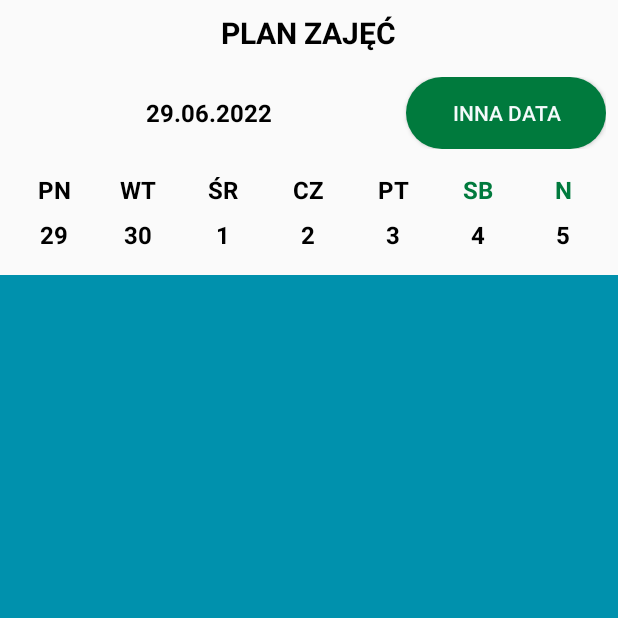
After one commit to Nihon13/PrzUsosLite, an Android app: the ScheduleActivity screen opened directly, with no data from a screen before it, on a phone screen of 412 x 824 dp, the top half of it. The commit adds this screen. Run offline under Robolectric (Android 15) with nearby library versions, the phone set to English and light mode, and no system bars.

Commit message:
Added Schedule Activity

```diff
--- a/app/src/main/AndroidManifest.xml
+++ b/app/src/main/AndroidManifest.xml
@@ -28,6 +28,9 @@
             </intent-filter>
         </activity>
 
+        <activity android:name=".ScheduleActivity"
+            android:exported="false"/>
+
         <meta-data
             android:name="preloaded_fonts"
             android:resource="@array/preloaded_fonts" />
--- a/app/src/main/java/com/nihon/przusoslite/HomeActivity.java
+++ b/app/src/main/java/com/nihon/przusoslite/HomeActivity.java
@@ -1,7 +1,9 @@
 package com.nihon.przusoslite;
 
 import androidx.appcompat.app.AppCompatActivity;
+import androidx.cardview.widget.CardView;
 
+import android.content.Intent;
 import android.os.Bundle;
 import android.widget.ImageView;
 
@@ -10,6 +12,7 @@ import com.squareup.picasso.Picasso;
 public class HomeActivity extends AppCompatActivity
 {
     ImageView imageView;
+    CardView scheduleCV;
 
     @Override
     protected void onCreate(Bundle savedInstanceState)
@@ -22,6 +25,9 @@ public class HomeActivity extends AppCompatActivity
         }
 
         imageView = findViewById(R.id.photo);
+        scheduleCV = findViewById(R.id.scheduleCard);
+
+        scheduleCV.setOnClickListener(v -> goToSchedule());
 
         String url = "";
 
@@ -30,4 +36,10 @@ public class HomeActivity extends AppCompatActivity
             Picasso.get().load(url).placeholder(R.drawable.ic_baseline_face_24).resize(100,100).centerCrop().into(imageView);
         }
     }
+
+    private void goToSchedule()
+    {
+        Intent intent = new Intent(this, ScheduleActivity.class);
+        startActivity(intent);
+    }
 }
--- /dev/null
+++ b/app/src/main/java/com/nihon/przusoslite/ScheduleActivity.java
@@ -0,0 +1,81 @@
+package com.nihon.przusoslite;
+
+import android.app.DatePickerDialog;
+import android.os.Bundle;
+import android.widget.Button;
+import android.widget.DatePicker;
+import android.widget.TextView;
+
+import androidx.appcompat.app.AppCompatActivity;
+
+import java.text.SimpleDateFormat;
+import java.util.Calendar;
+
+public class ScheduleActivity extends AppCompatActivity
+{
+    private TextView[] days = new TextView[7];
+    private TextView currentDate;
+    private Button changeDateButton;
+
+    private DatePickerDialog datePickerDialog;
+    private Calendar calendar;
+
+    @Override
+    protected void onCreate(Bundle savedInstanceState)
+    {
+        super.onCreate(savedInstanceState);
+        setContentView(R.layout.activity_schedule);
+
+        if (getSupportActionBar() != null) {
+            getSupportActionBar().hide();
+        }
+
+        days[0] = findViewById(R.id.day_1);
+        days[1] = findViewById(R.id.day_2);
+        days[2] = findViewById(R.id.day_3);
+        days[3] = findViewById(R.id.day_4);
+        days[4] = findViewById(R.id.day_5);
+        days[5] = findViewById(R.id.day_6);
+        days[6] = findViewById(R.id.day_7);
+
+        calendar = Calendar.getInstance();
+
+        currentDate = findViewById(R.id.currentDateText);
+        changeDateButton = findViewById(R.id.changeDateButton);
+
+        changeDateButton.setOnClickListener(v -> initDatePicker());
+
+        setDays(calendar);
+    }
+
+    private void initDatePicker()
+    {
+        DatePickerDialog.OnDateSetListener dateSetListener = (view, year, month, day) ->
+        {
+            calendar.set(year, month, day);
+            setDays(calendar);
+        };
+
+        int year = calendar.get(Calendar.YEAR);
+        int month = calendar.get(Calendar.MONTH);
+        int day = calendar.get(Calendar.DAY_OF_MONTH);
+
+        datePickerDialog = new DatePickerDialog(this, dateSetListener, year, month, day);
+        datePickerDialog.show();
+    }
+
+    private void setDays(Calendar calendar)
+    {
+        SimpleDateFormat sdf = new SimpleDateFormat("dd.MM.yyyy");
+        String text = sdf.format(calendar.getTime());
+
+        currentDate.setText(text);
+
+        for (int i = 0; i < 7; i++)
+        {
+            days[i].setText(new SimpleDateFormat("d").format(calendar.getTime()));
+            calendar.add(Calendar.DAY_OF_MONTH, 1);
+        }
+    }
+
+}
--- a/app/src/main/res/layout/activity_home.xml
+++ b/app/src/main/res/layout/activity_home.xml
@@ -80,6 +80,7 @@
                 app:layout_constraintTop_toTopOf="parent">
 
                 <androidx.cardview.widget.CardView
+                    android:id="@+id/scheduleCard"
                     android:layout_width="0dp"
                     android:layout_height="match_parent"
                     android:layout_margin="16dp"
--- /dev/null
+++ b/app/src/main/res/layout/activity_schedule.xml
@@ -0,0 +1,241 @@
+<?xml version="1.0" encoding="utf-8"?>
+<androidx.constraintlayout.widget.ConstraintLayout xmlns:android="http://schemas.android.com/apk/res/android"
+    xmlns:app="http://schemas.android.com/apk/res-auto"
+    xmlns:tools="http://schemas.android.com/tools"
+    android:layout_width="match_parent"
+    android:layout_height="match_parent">
+
+    <TextView
+        android:id="@+id/scheduleTitle"
+        android:layout_width="wrap_content"
+        android:layout_height="wrap_content"
+        android:text="@string/schedule"
+        app:layout_constraintEnd_toEndOf="parent"
+        app:layout_constraintStart_toStartOf="parent"
+        app:layout_constraintTop_toTopOf="parent"
+        android:textColor="@color/black"
+        android:textSize="20sp"
+        android:textStyle="bold"
+        android:textAllCaps="true"
+        android:padding="8dp"
+        />
+
+    <LinearLayout
+        android:id="@+id/currentDate"
+        android:layout_width="0dp"
+        android:layout_height="wrap_content"
+        android:gravity="center"
+        android:orientation="horizontal"
+        app:layout_constraintEnd_toEndOf="parent"
+        app:layout_constraintStart_toStartOf="parent"
+        app:layout_constraintTop_toBottomOf="@id/scheduleTitle"
+        android:padding="8dp">
+
+        <TextView
+            android:id="@+id/currentDateText"
+            android:layout_width="wrap_content"
+            android:layout_height="wrap_content"
+            android:layout_weight="1"
+            android:text="00.00.0000"
+            android:textColor="@color/black"
+            android:textSize="16sp"
+            android:textStyle="bold"
+            android:textAlignment="center" />
+
+        <Button
+            android:id="@+id/changeDateButton"
+            android:layout_width="wrap_content"
+            android:layout_height="48dp"
+            android:layout_weight="0.25"
+            android:background="@drawable/rounded_button"
+            android:elevation="10dp"
+            android:text="@string/diffdate"
+            android:textColor="@color/secondary" />
+
+    </LinearLayout>
+
+    <LinearLayout
+        android:id="@+id/week"
+        android:layout_width="0dp"
+        android:layout_height="wrap_content"
+        android:orientation="horizontal"
+        android:padding="8dp"
+        app:layout_constraintEnd_toEndOf="parent"
+        app:layout_constraintStart_toStartOf="parent"
+        app:layout_constraintTop_toBottomOf="@id/currentDate">
+
+        <TextView
+            android:layout_width="0dp"
+            android:layout_height="wrap_content"
+            android:layout_weight="1"
+            android:text="@string/mondaysym"
+            android:textAlignment="center"
+            android:textColor="@color/black"
+            android:textSize="16sp"
+            android:textStyle="bold" />
+
+        <TextView
+            android:layout_width="0dp"
+            android:layout_height="wrap_content"
+            android:layout_weight="1"
+            android:text="@string/tuesdaysym"
+            android:textAlignment="center"
+            android:textColor="@color/black"
+            android:textSize="16sp"
+            android:textStyle="bold" />
+
+        <TextView
+            android:layout_width="0dp"
+            android:layout_height="wrap_content"
+            android:layout_weight="1"
+            android:text="@string/wednesdaysym"
+            android:textAlignment="center"
+            android:textColor="@color/black"
+            android:textSize="16sp"
+            android:textStyle="bold" />
+
+        <TextView
+            android:layout_width="0dp"
+            android:layout_height="wrap_content"
+            android:layout_weight="1"
+            android:text="@string/thursdaysym"
+            android:textAlignment="center"
+            android:textColor="@color/black"
+            android:textSize="16sp"
+            android:textStyle="bold" />
+
+        <TextView
+            android:layout_width="0dp"
+            android:layout_height="wrap_content"
+            android:layout_weight="1"
+            android:text="@string/fridaysym"
+            android:textAlignment="center"
+            android:textColor="@color/black"
+            android:textSize="16sp"
+            android:textStyle="bold" />
+
+        <TextView
+            android:layout_width="0dp"
+            android:layout_height="wrap_content"
+            android:layout_weight="1"
+            android:text="@string/saturdaysym"
+            android:textAlignment="center"
+            android:textColor="@color/accent"
+            android:textSize="16sp"
+            android:textStyle="bold" />
+
+        <TextView
+            android:layout_width="0dp"
+            android:layout_height="wrap_content"
+            android:layout_weight="1"
+            android:text="@string/sundaysym"
+            android:textAlignment="center"
+            android:textColor="@color/accent"
+            android:textSize="16sp"
+            android:textStyle="bold" />
+
+    </LinearLayout>
+
+    <LinearLayout
+        android:id="@+id/days"
+        android:layout_width="0dp"
+        android:layout_height="wrap_content"
+        android:orientation="horizontal"
+        android:paddingLeft="8dp"
+        android:paddingRight="8dp"
+        app:layout_constraintEnd_toEndOf="parent"
+        app:layout_constraintStart_toStartOf="parent"
+        app:layout_constraintTop_toBottomOf="@id/week">
+
+        <TextView
+            android:id="@+id/day_1"
+            android:layout_width="0dp"
+            android:layout_height="wrap_content"
+            android:layout_weight="1"
+            android:text="1"
+            android:textAlignment="center"
+            android:textColor="@color/black"
+            android:textSize="16sp"
+            android:textStyle="bold" />
+
+        <TextView
+            android:id="@+id/day_2"
+            android:layout_width="0dp"
+            android:layout_height="wrap_content"
+            android:layout_weight="1"
+            android:text="2"
+            android:textAlignment="center"
+            android:textColor="@color/black"
+            android:textSize="16sp"
+            android:textStyle="bold" />
+
+        <TextView
+            android:id="@+id/day_3"
+            android:layout_width="0dp"
+            android:layout_height="wrap_content"
+            android:layout_weight="1"
+            android:text="3"
+            android:textAlignment="center"
+            android:textColor="@color/black"
+            android:textSize="16sp"
+            android:textStyle="bold" />
+
+        <TextView
+            android:id="@+id/day_4"
+            android:layout_width="0dp"
+            android:layout_height="wrap_content"
+            android:layout_weight="1"
+            android:text="4"
+            android:textAlignment="center"
+            android:textColor="@color/black"
+            android:textSize="16sp"
+            android:textStyle="bold" />
+
+        <TextView
+            android:id="@+id/day_5"
+            android:layout_width="0dp"
+            android:layout_height="wrap_content"
+            android:layout_weight="1"
+            android:text="5"
+            android:textAlignment="center"
+            android:textColor="@color/black"
+            android:textSize="16sp"
+            android:textStyle="bold" />
+
+        <TextView
+            android:id="@+id/day_6"
+            android:layout_width="0dp"
+            android:layout_height="wrap_content"
+            android:layout_weight="1"
+            android:text="6"
+            android:textAlignment="center"
+            android:textColor="@color/black"
+            android:textSize="16sp"
+            android:textStyle="bold" />
+
+        <TextView
+            android:id="@+id/day_7"
+            android:layout_width="0dp"
+            android:layout_height="wrap_content"
+            android:layout_weight="1"
+            android:text="7"
+            android:textAlignment="center"
+            android:textColor="@color/black"
+            android:textSize="16sp"
+            android:textStyle="bold" />
+
+    </LinearLayout>
+
+    <androidx.recyclerview.widget.RecyclerView
+        android:id="@+id/calendarRecycler"
+        android:layout_width="0dp"
+        android:layout_height="0dp"
+        android:padding="8dp"
+        android:layout_marginTop="16dp"
+        app:layout_constraintBottom_toBottomOf="parent"
+        app:layout_constraintEnd_toEndOf="parent"
+        app:layout_constraintStart_toStartOf="parent"
+        app:layout_constraintTop_toBottomOf="@id/days"
+        android:background="@color/main"/>
+
+</androidx.constraintlayout.widget.ConstraintLayout>
--- a/app/src/main/res/values/strings.xml
+++ b/app/src/main/res/values/strings.xml
@@ -7,4 +7,12 @@
     <string name="studentStatus">Student</string>
     <string name="schedule">Plan zajęć</string>
     <string name="grades">Oceny</string>
+    <string name="mondaysym">PN</string>
+    <string name="tuesdaysym">WT</string>
+    <string name="wednesdaysym">ŚR</string>
+    <string name="thursdaysym">CZ</string>
+    <string name="fridaysym">PT</string>
+    <string name="saturdaysym">SB</string>
+    <string name="sundaysym">N</string>
+    <string name="diffdate">Inna data</string>
 </resources>
--- a/app/src/main/res/values/themes.xml
+++ b/app/src/main/res/values/themes.xml
@@ -2,7 +2,7 @@
     <!-- Base application theme. -->
     <style name="Theme.PrzUsosLite" parent="Theme.AppCompat.DayNight.DarkActionBar">
         <!-- Primary brand color. -->
-        <item name="colorPrimary">@color/purple_500</item>
+        <item name="colorPrimary">@color/black</item>
         <item name="colorPrimaryVariant">@color/purple_700</item>
         <item name="colorOnPrimary">@color/white</item>
         <!-- Secondary brand color. -->
@@ -10,7 +10,7 @@
         <item name="colorSecondaryVariant">@color/teal_700</item>
         <item name="colorOnSecondary">@color/black</item>
         <!-- Status bar color. -->
-        <item name="android:statusBarColor" tools:targetApi="l">@color/halftransparent</item>
+        <item name="android:statusBarColor" tools:targetApi="l">@color/black</item>
         <!-- Customize your theme here. -->
     </style>
 </resources>
```
